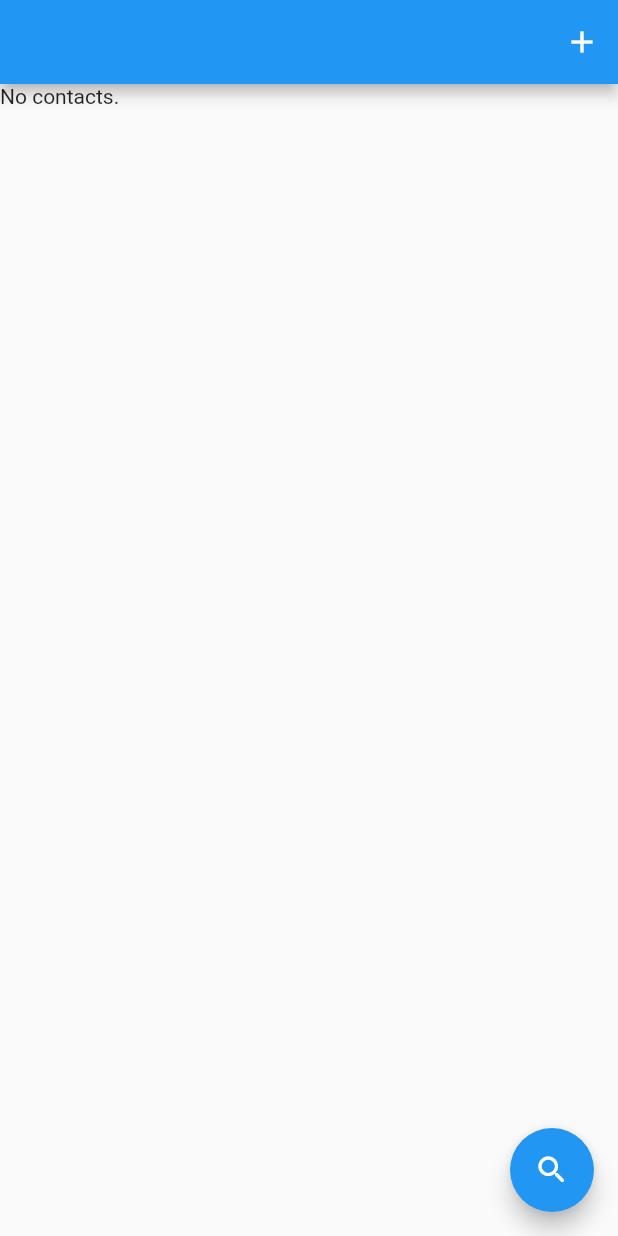
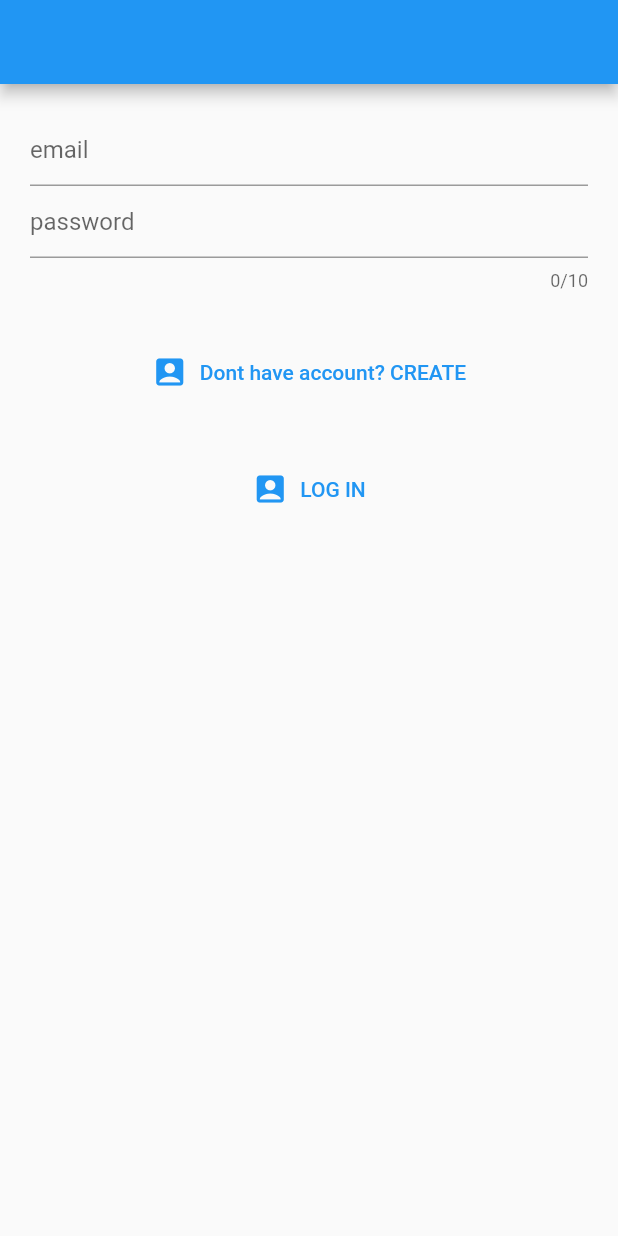
Before and after one commit to SteveChepaykin/milky, a Flutter app: the screen it shows after launch, on a phone screen of 412 x 824 dp. Run offline on Flutter 3.47's test engine with Material 2 defaults, Android fonts, the phone set to English and light mode, and no system bars; our stand-ins replace cloud_firestore, firebase_auth, firebase_core, get, grouped_list, swipe_to; accounts and stored records are empty.

Commit message:
working authentication by email and password; also creating chats

```diff
--- a/lib/main.dart
+++ b/lib/main.dart
@@ -3,12 +3,16 @@ import 'package:firebase_core/firebase_core.dart';
 import 'package:milky/controllers/chat_room_controller.dart';
 import 'package:milky/controllers/firebase_controller.dart';
 import 'package:get/get.dart';
+import 'package:milky/models/user_model.dart';
 import 'package:milky/screens/home_chats_screen.dart';
+import 'package:milky/screens/log_in_screen.dart';
+import 'package:milky/screens/register_screen.dart';
 
 void main() async {
   WidgetsFlutterBinding.ensureInitialized();
   await Firebase.initializeApp();
   var fcont = FirebaseController();
+  fcont.listenUserAuthState();
   var rcont = ChatRoomController();
   Get.put<FirebaseController>(fcont);
   Get.put<ChatRoomController>(rcont);
@@ -26,7 +30,15 @@ class MyApp extends StatelessWidget {
       theme: ThemeData(
         primarySwatch: Colors.blue,
       ),
-      home: const HomeChatsScreen(),
+      home: StreamBuilder<UserModel?>(
+        stream: Get.find<FirebaseController>().currentUser$.stream,
+        builder: (context, snapshot) {
+          if(!snapshot.hasData) {
+            return const LogInScreen();
+          }
+          return const HomeChatsScreen();
+        },
+      ),
     );
   }
 }
--- a/lib/models/chatroom_model.dart
+++ b/lib/models/chatroom_model.dart
@@ -44,7 +44,7 @@ class ChatRoom {
   String getname() {
     if(purpose == RoomPurpose.chat) {
       Map<String, UserModel> other = roomusers;
-      other.removeWhere((key, value) => key == Get.find<FirebaseController>().myid);
+      other.removeWhere((key, value) => key == Get.find<FirebaseController>().currentUser!.id);
       return other.values.toList()[0].nickname;
     } else {
       return name!;
--- a/lib/models/message_model.dart
+++ b/lib/models/message_model.dart
@@ -32,6 +32,6 @@ class Message {
   }
 
   bool sentByMe() {
-    return sentbyid == Get.find<FirebaseController>().myid;
+    return sentbyid == Get.find<FirebaseController>().currentUser!.id;
   }
 }
--- a/lib/screens/chat_screen.dart
+++ b/lib/screens/chat_screen.dart
@@ -93,7 +93,7 @@ class _ChatScreenState extends State<ChatScreen> {
               );
             },
           ),
-          roomcont.thischatroom!.purpose == RoomPurpose.channel && roomcont.thischatroom!.hostid != Get.find<FirebaseController>().myid
+          roomcont.thischatroom!.purpose == RoomPurpose.channel && roomcont.thischatroom!.hostid != Get.find<FirebaseController>().currentUser!.id
               ? Padding(
                   padding: const EdgeInsets.only(top: 10),
                   child: Container(
--- a/lib/screens/home_chats_screen.dart
+++ b/lib/screens/home_chats_screen.dart
@@ -54,6 +54,9 @@ class _HomeChatsScreenState extends State<HomeChatsScreen> with WidgetsBindingOb
             },
             icon: const Icon(Icons.add),
           ),
+          IconButton(onPressed: () async {
+            await Get.find<FirebaseController>().signOutUser();
+          }, icon: const Icon(Icons.exit_to_app))
         ],
       ),
       body: StreamBuilder<List<ChatRoom>>(
--- /dev/null
+++ b/lib/screens/log_in_screen.dart
@@ -0,0 +1,77 @@
+import 'package:flutter/material.dart';
+import 'package:get/get.dart';
+import 'package:milky/controllers/firebase_controller.dart';
+import 'package:milky/screens/register_screen.dart';
+
+class LogInScreen extends StatefulWidget {
+  const LogInScreen({Key? key}) : super(key: key);
+
+  @override
+  State<LogInScreen> createState() => _LogInScreenState();
+}
+
+class _LogInScreenState extends State<LogInScreen> {
+  TextEditingController emailcont = TextEditingController();
+  TextEditingController paaswordcont = TextEditingController();
+  // TextEditingController nicknamecont = TextEditingController();
+  // TextEditingController identifiercont = TextEditingController();
+
+  @override
+  Widget build(BuildContext context) {
+    return Scaffold(
+      appBar: AppBar(),
+      body: SingleChildScrollView(
+        child: Padding(
+          padding: const EdgeInsets.all(20),
+          child: Column(
+            children: [
+              // TextField(
+              //   controller: nicknamecont,
+              //   decoration: const InputDecoration(hintText: 'nickname'),
+              // ),
+              // TextField(
+              //   controller: identifiercont,
+              //   decoration: const InputDecoration(hintText: 'identifier'),
+              // ),
+              TextField(
+                controller: emailcont,
+                decoration: const InputDecoration(hintText: 'email'),
+              ),
+              TextField(
+                controller: paaswordcont,
+                maxLength: 10,
+                decoration: const InputDecoration(
+                  hintText: 'password',
+                ),
+              ),
+              const SizedBox(
+                height: 30,
+              ),
+              TextButton.icon(
+                  onPressed: () {
+                    Navigator.push(context, MaterialPageRoute(builder: (_) => const RegisterScreen()));
+                  },
+                  icon: const Icon(Icons.account_box),
+                  label: const Text('Dont have account? CREATE')),
+              const SizedBox(
+                height: 30,
+              ),
+              TextButton.icon(
+                onPressed: () {
+                  if (emailcont.text.isNotEmpty && paaswordcont.text.isNotEmpty) {
+                    Get.find<FirebaseController>().signInUser({
+                      'email': emailcont.text,
+                      'password': paaswordcont.text,
+                    });
+                  }
+                },
+                icon: const Icon(Icons.account_box),
+                label: const Text('LOG IN'),
+              )
+            ],
+          ),
+        ),
+      ),
+    );
+  }
+}
```
Also changed, not shown: lib/controllers/firebase_controller.dart (+80 -12 lines), lib/screens/register_screen.dart (added, +59 -0 lines), pubspec.yaml (+9 -8 lines), pubspec.lock.
